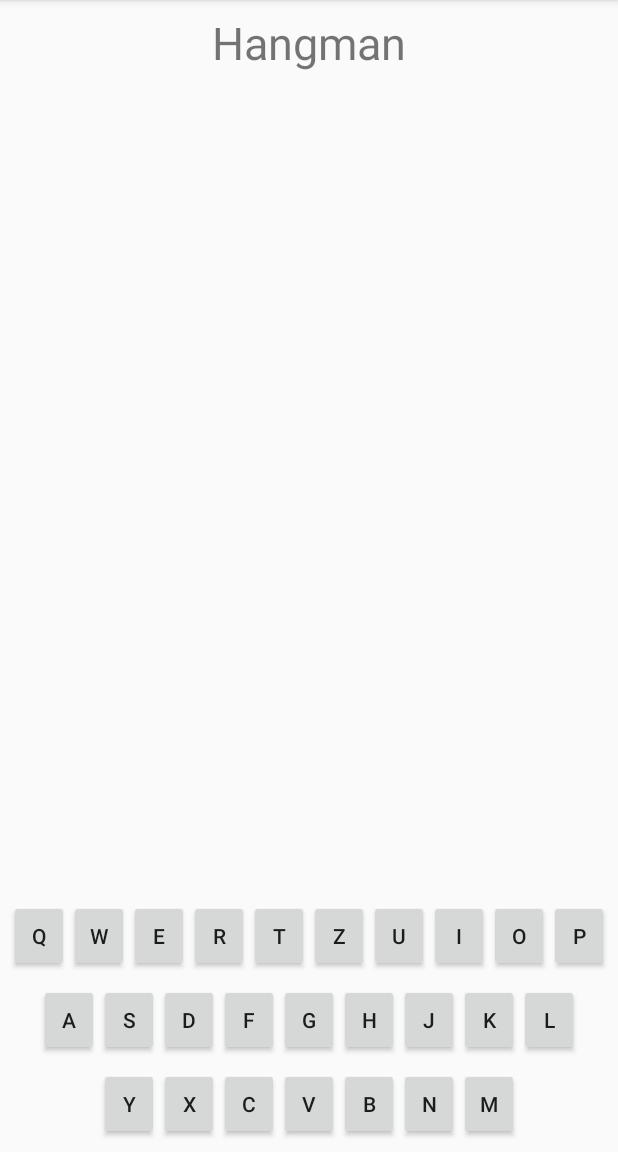
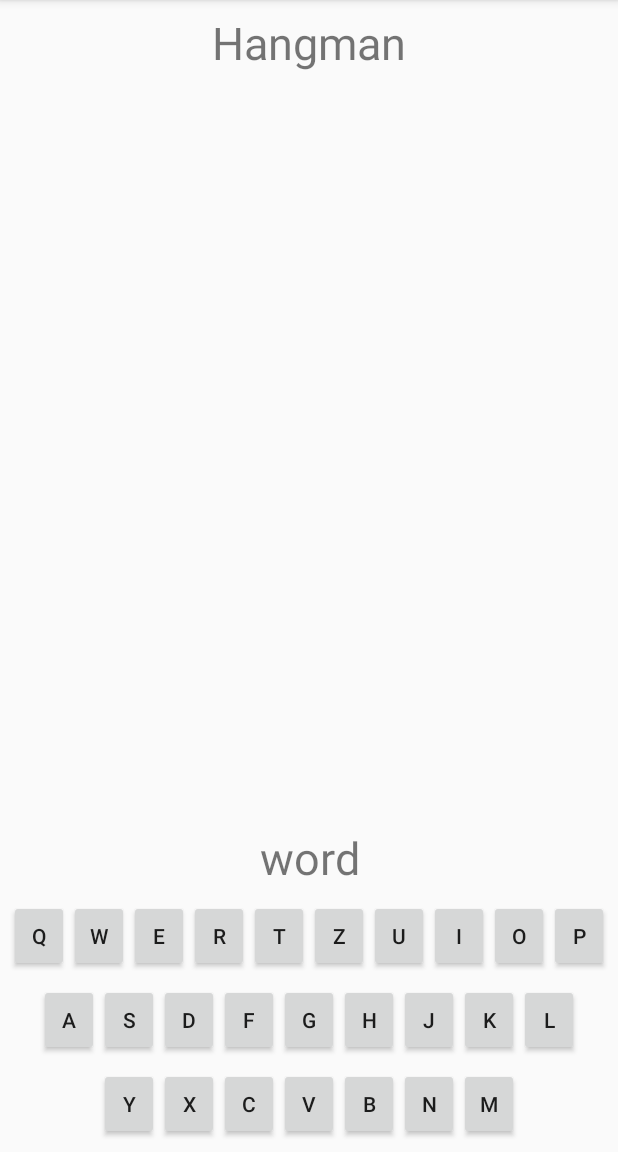
Before and after one commit to sw19-tug/morning05, an Android app: the HangmanActivity screen opened directly, with no data from a screen before it, on a phone screen of 412 x 824 dp, the part 84-1236 px from its top. Run offline under Robolectric (Android 15) with nearby library versions, the phone set to English and light mode, and no system bars.

```diff
--- a/app/src/main/java/com/example/sw19_morning05/HangmanActivity.java
+++ b/app/src/main/java/com/example/sw19_morning05/HangmanActivity.java
@@ -6,6 +6,9 @@ import android.view.View;
 import android.widget.Button;
 
 public class HangmanActivity extends AppCompatActivity {
+
+
+    public static String word_list[] = {"GIN", "VODKA", "RUM", "BRANDY"};
 
     @Override
     protected void onCreate(Bundle savedInstanceState) {
--- a/app/src/main/res/layout/activity_hangman.xml
+++ b/app/src/main/res/layout/activity_hangman.xml
@@ -251,4 +251,26 @@
             android:text="M" />
     </LinearLayout>
 
+    <LinearLayout
+        android:id="@+id/word_container"
+        android:layout_width="match_parent"
+        android:layout_height="wrap_content"
+        android:layout_marginStart="8dp"
+        android:layout_marginEnd="8dp"
+        android:layout_marginBottom="8dp"
+        android:orientation="horizontal"
+        app:layout_constraintBottom_toTopOf="@+id/keyb_1"
+        app:layout_constraintEnd_toEndOf="parent"
+        app:layout_constraintStart_toStartOf="parent">
+
+        <TextView
+            android:id="@+id/word"
+            android:layout_width="match_parent"
+            android:layout_height="wrap_content"
+            android:layout_weight="1"
+            android:text="word"
+            android:textAlignment="center"
+            android:textSize="30sp" />
+    </LinearLayout>
+
 </android.support.constraint.ConstraintLayout>
```
Also changed, not shown: 1 other file.
